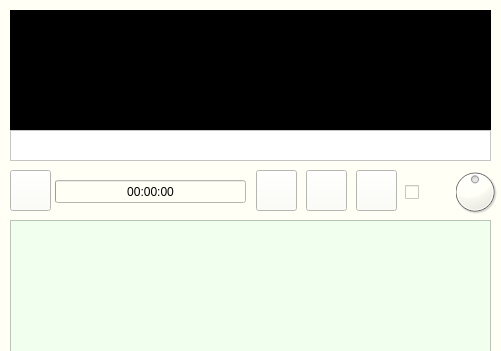
dimanchik79/Play-Music, file DIALOG/player.ui: the form before one commit; both pictures show x 0 to 501 and y 0 to 351 of the 501 by 648 pixel window.
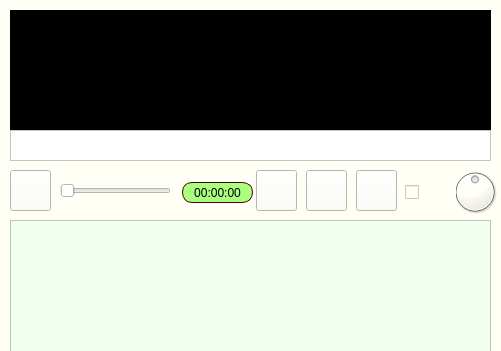
The form after the commit. Icons and pictures are not drawn.

Patch:
```diff
--- a/DIALOG/player.ui
+++ b/DIALOG/player.ui
@@ -108,31 +108,6 @@
      </size>
     </property>
    </widget>
-   <widget class="QProgressBar" name="progress">
-    <property name="geometry">
-     <rect>
-      <x>55</x>
-      <y>180</y>
-      <width>191</width>
-      <height>23</height>
-     </rect>
-    </property>
-    <property name="toolTip">
-     <string>Progress</string>
-    </property>
-    <property name="styleSheet">
-     <string notr="true"/>
-    </property>
-    <property name="value">
-     <number>0</number>
-    </property>
-    <property name="alignment">
-     <set>Qt::AlignCenter</set>
-    </property>
-    <property name="format">
-     <string>00:00:00</string>
-    </property>
-   </widget>
    <widget class="QPushButton" name="back">
     <property name="geometry">
      <rect>
@@ -484,6 +459,41 @@
      </property>
     </widget>
    </widget>
+   <widget class="QLabel" name="clock">
+    <property name="geometry">
+     <rect>
+      <x>182</x>
+      <y>182</y>
+      <width>71</width>
+      <height>21</height>
+     </rect>
+    </property>
+    <property name="styleSheet">
+     <string notr="true">border: 1px solid rgb(85, 0, 0);
+background-color: rgb(170, 255, 127);
+border-radius: 10px;
+</string>
+    </property>
+    <property name="text">
+     <string>00:00:00</string>
+    </property>
+    <property name="alignment">
+     <set>Qt::AlignCenter</set>
+    </property>
+   </widget>
+   <widget class="QSlider" name="progress">
+    <property name="geometry">
+     <rect>
+      <x>60</x>
+      <y>180</y>
+      <width>111</width>
+      <height>22</height>
+     </rect>
+    </property>
+    <property name="orientation">
+     <enum>Qt::Horizontal</enum>
+    </property>
+   </widget>
   </widget>
  </widget>
  <resources/>
```
